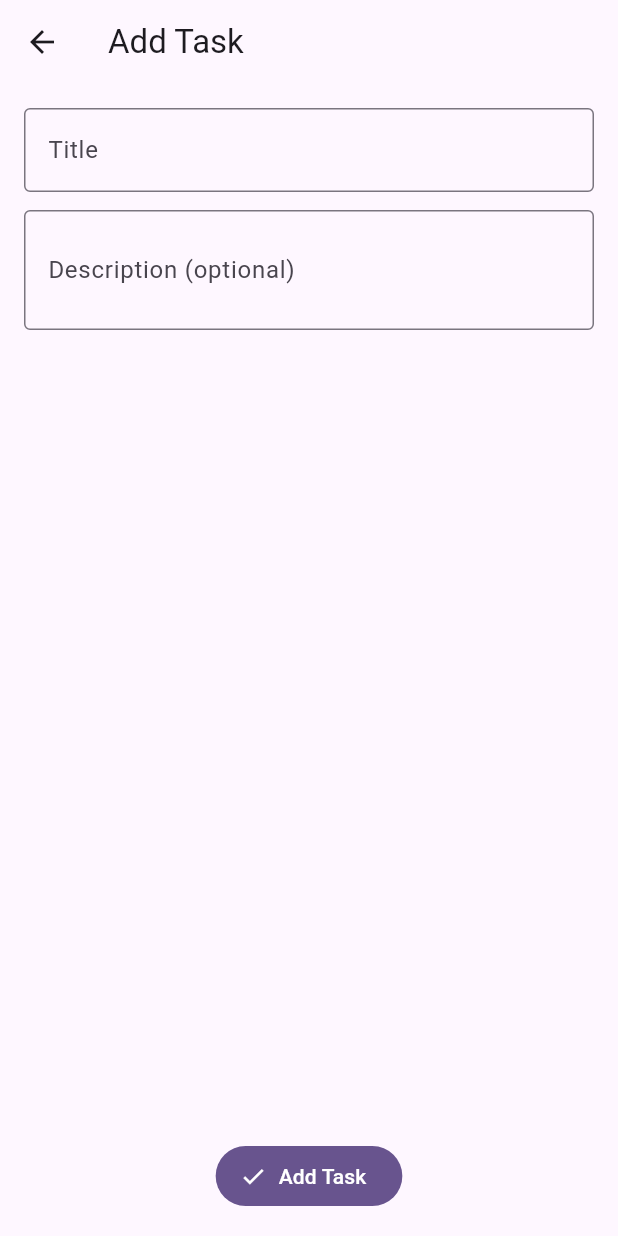
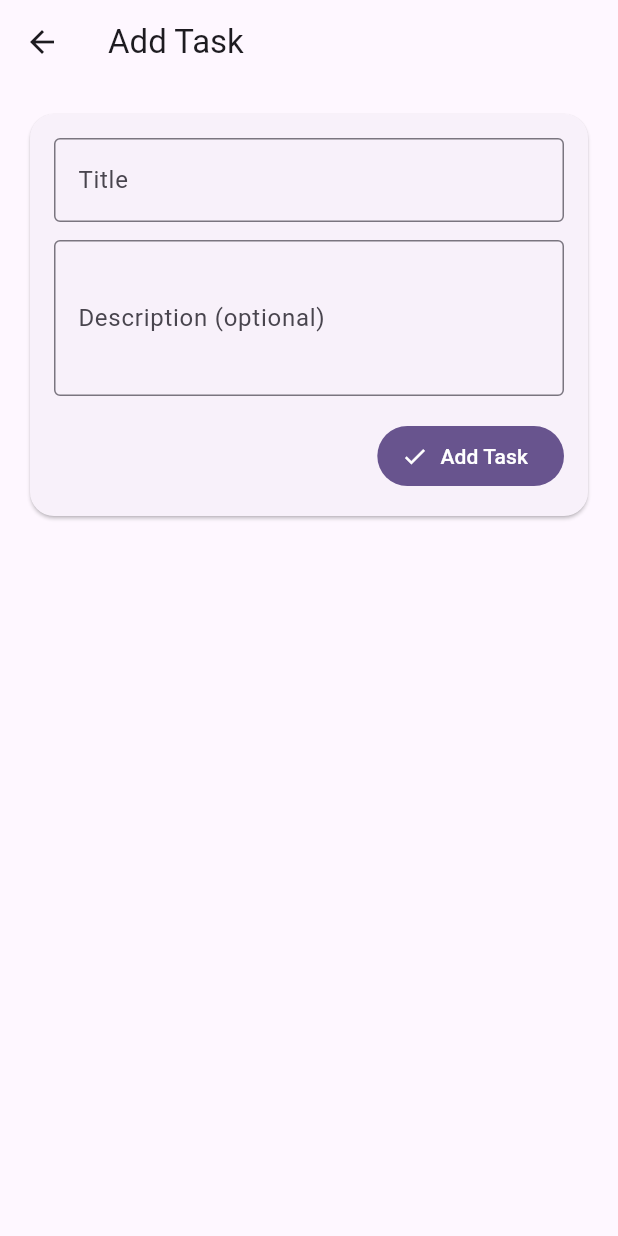
Before and after one commit to oday-awad/rebi_todo, a Flutter app: the screen it shows after launch, after a tap on the "add" icon, on a phone screen of 412 x 824 dp. Run offline on Flutter 3.47's test engine with Material 3 defaults, Android fonts, the light colour scheme and no system bars; our stand-ins replace equatable, flutter_bloc, get_it, hive, hive_flutter; accounts and stored records are empty.

Commit message:
Add Sup list

```diff
--- a/lib/presentation/pages/home_page.dart
+++ b/lib/presentation/pages/home_page.dart
@@ -5,6 +5,7 @@ import '../../domain/entities/task.dart';
 import '../bloc/task_bloc.dart';
 import '../bloc/task_lists_cubit.dart';
 import 'task_form_page.dart';
+import '../widgets/task_tile.dart';
 
 class HomePage extends StatelessWidget {
   const HomePage({super.key});
@@ -149,32 +150,33 @@ class HomePage extends StatelessWidget {
             return const Center(child: CircularProgressIndicator());
           }
           if (state.tasks.isEmpty) {
-            return const Center(child: Text('No tasks yet. Tap + to add one.'));
+            return Center(
+              child: Column(
+                mainAxisSize: MainAxisSize.min,
+                children: const [
+                  Icon(Icons.inbox_outlined, size: 48),
+                  SizedBox(height: 12),
+                  Text('No tasks yet. Tap + to add one.'),
+                ],
+              ),
+            );
           }
-          return ListView.separated(
-            itemCount: state.tasks.length,
-            separatorBuilder: (_, __) => const Divider(height: 1),
-            itemBuilder: (context, index) {
+          return AnimatedList(
+            key: GlobalKey(),
+            initialItemCount: state.tasks.length,
+            itemBuilder: (context, index, animation) {
               final task = state.tasks[index];
-              return ListTile(
-                onTap: () => _openEdit(context, task),
-                leading: Checkbox(
-                  value: task.isDone,
-                  onChanged: (_) =>
+              return SizeTransition(
+                sizeFactor: CurvedAnimation(
+                  parent: animation,
+                  curve: Curves.easeOut,
+                ),
+                child: TaskTile(
+                  task: task,
+                  onTap: () => _openEdit(context, task),
+                  onToggle: (_) =>
                       context.read<TaskBloc>().add(TaskToggled(task.id)),
-                ),
-                title: Text(
-                  task.title,
-                  style: TextStyle(
-                    decoration: task.isDone ? TextDecoration.lineThrough : null,
-                  ),
-                ),
-                subtitle: task.description == null || task.description!.isEmpty
-                    ? null
-                    : Text(task.description!),
-                trailing: IconButton(
-                  icon: const Icon(Icons.delete_outline),
-                  onPressed: () =>
+                  onDelete: () =>
                       context.read<TaskBloc>().add(TaskDeleted(task.id)),
                 ),
               );
--- a/lib/presentation/pages/task_form_page.dart
+++ b/lib/presentation/pages/task_form_page.dart
@@ -70,11 +70,25 @@ class _TaskFormPageState extends State<TaskFormPage> {
     final isEditing = widget.initial != null;
     return Scaffold(
       appBar: AppBar(title: Text(isEditing ? 'Edit Task' : 'Add Task')),
-      body: Padding(
+      body: LayoutBuilder(
+        builder: (context, constraints) {
+          return SingleChildScrollView(
+            padding: const EdgeInsets.all(16),
+            child: Center(
+              child: ConstrainedBox(
+                constraints: const BoxConstraints(maxWidth: 600),
+                child: Card(
+                  elevation: 1,
+                  clipBehavior: Clip.antiAlias,
+                  shape: RoundedRectangleBorder(
+                    borderRadius: BorderRadius.circular(16),
+                  ),
+                  child: Padding(
                     padding: const EdgeInsets.all(16),
                     child: Form(
                       key: _formKey,
                       child: Column(
+                        crossAxisAlignment: CrossAxisAlignment.stretch,
                         children: [
                           TextFormField(
                             controller: _titleController,
@@ -93,19 +107,30 @@ class _TaskFormPageState extends State<TaskFormPage> {
                               labelText: 'Description (optional)',
                               border: OutlineInputBorder(),
                             ),
-                minLines: 2,
-                maxLines: 4,
+                            minLines: 3,
+                            maxLines: 6,
                           ),
-              const Spacer(),
-              FilledButton.icon(
+                          const SizedBox(height: 16),
+                          Align(
+                            alignment: Alignment.centerRight,
+                            child: FilledButton.icon(
                               onPressed: _save,
                               icon: const Icon(Icons.check),
-                label: Text(isEditing ? 'Save Changes' : 'Add Task'),
+                              label: Text(
+                                isEditing ? 'Save Changes' : 'Add Task',
+                              ),
+                            ),
                           ),
                         ],
                       ),
                     ),
                   ),
+                ),
+              ),
+            ),
+          );
+        },
+      ),
     );
   }
 }
```
Also changed, not shown: lib/presentation/widgets/task_tile.dart (+106 -14 lines). Lines whose indentation alone changed are shown as unchanged.
